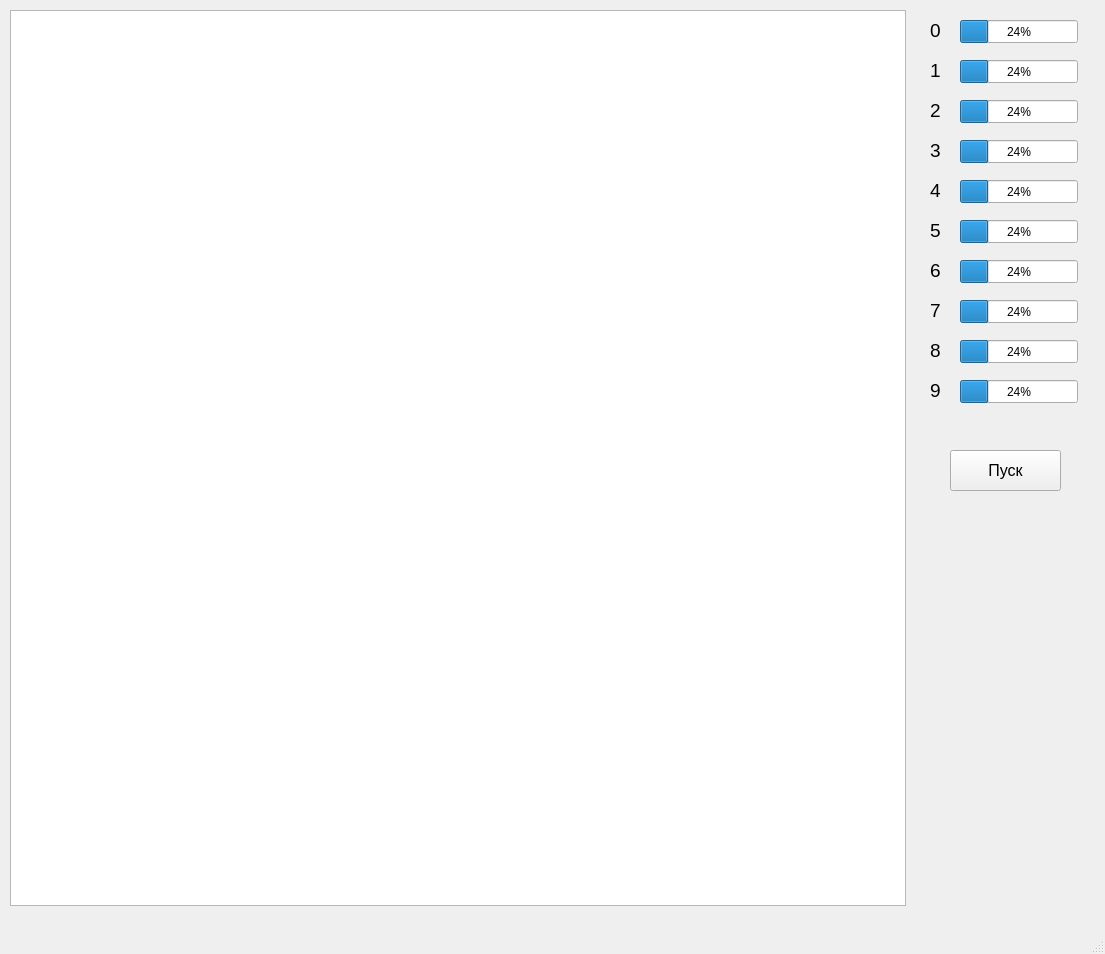
zavalroman/simplenn, file mainw.ui: the form before one commit.
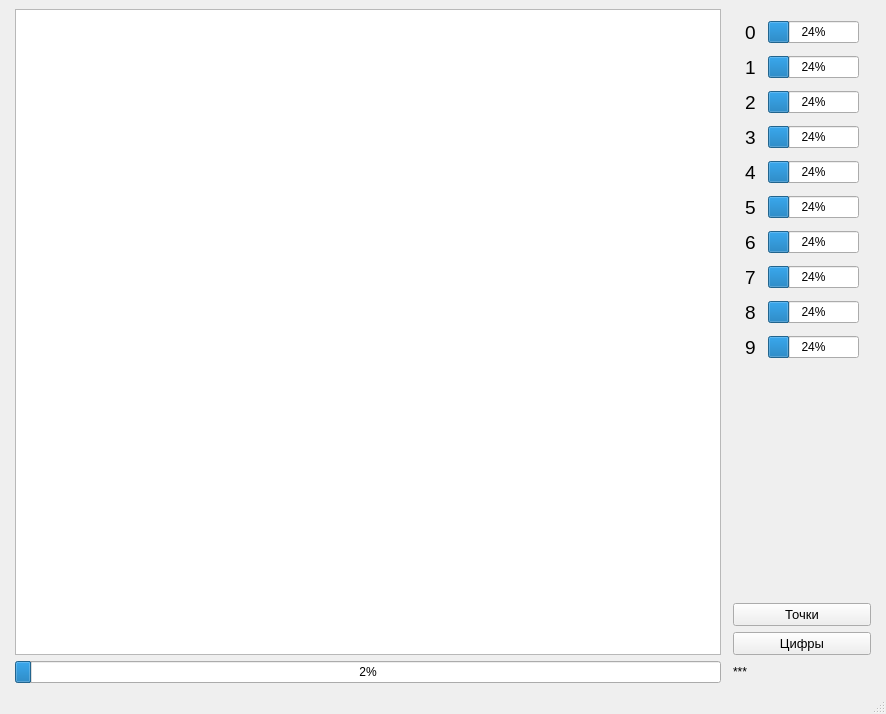
The form after the commit.

Patch:
```diff
--- a/mainw.ui
+++ b/mainw.ui
@@ -6,163 +6,74 @@
    <rect>
     <x>0</x>
     <y>0</y>
-    <width>1105</width>
-    <height>954</height>
+    <width>886</width>
+    <height>714</height>
    </rect>
   </property>
   <property name="windowTitle">
    <string>MainW</string>
   </property>
   <widget class="QWidget" name="centralwidget">
+   <layout class="QVBoxLayout" name="verticalLayout">
+    <item>
+     <layout class="QGridLayout" name="gridLayout">
+      <property name="leftMargin">
+       <number>6</number>
+      </property>
+      <property name="rightMargin">
+       <number>6</number>
+      </property>
+      <property name="horizontalSpacing">
+       <number>12</number>
+      </property>
+      <item row="0" column="0" rowspan="3">
    <widget class="QGraphicsView" name="graphicsView">
-    <property name="geometry">
-     <rect>
-      <x>10</x>
-      <y>10</y>
-      <width>896</width>
-      <height>896</height>
-     </rect>
-    </property>
-   </widget>
-   <widget class="QProgressBar" name="bar_0">
-    <property name="geometry">
-     <rect>
-      <x>960</x>
-      <y>20</y>
-      <width>118</width>
-      <height>23</height>
-     </rect>
+        <property name="sizePolicy">
+         <sizepolicy hsizetype="Expanding" vsizetype="Preferred">
+          <horstretch>0</horstretch>
+          <verstretch>0</verstretch>
+         </sizepolicy>
+        </property>
+       </widget>
+      </item>
+      <item row="3" column="0">
+       <widget class="QProgressBar" name="digitsProgress">
+        <property name="maximum">
+         <number>1000</number>
     </property>
     <property name="value">
      <number>24</number>
     </property>
    </widget>
-   <widget class="QProgressBar" name="bar_1">
-    <property name="geometry">
-     <rect>
-      <x>960</x>
-      <y>60</y>
-      <width>118</width>
-      <height>23</height>
-     </rect>
-    </property>
-    <property name="value">
-     <number>24</number>
-    </property>
-   </widget>
-   <widget class="QProgressBar" name="bar_2">
-    <property name="geometry">
-     <rect>
-      <x>960</x>
-      <y>100</y>
-      <width>118</width>
-      <height>23</height>
-     </rect>
-    </property>
-    <property name="value">
-     <number>24</number>
-    </property>
-   </widget>
-   <widget class="QProgressBar" name="bar_3">
-    <property name="geometry">
-     <rect>
-      <x>960</x>
-      <y>140</y>
-      <width>118</width>
-      <height>23</height>
-     </rect>
-    </property>
-    <property name="value">
-     <number>24</number>
-    </property>
-   </widget>
-   <widget class="QProgressBar" name="bar_4">
-    <property name="geometry">
-     <rect>
-      <x>960</x>
-      <y>180</y>
-      <width>118</width>
-      <height>23</height>
-     </rect>
-    </property>
-    <property name="value">
-     <number>24</number>
-    </property>
-   </widget>
-   <widget class="QProgressBar" name="bar_5">
-    <property name="geometry">
-     <rect>
-      <x>960</x>
-      <y>220</y>
-      <width>118</width>
-      <height>23</height>
-     </rect>
-    </property>
-    <property name="value">
-     <number>24</number>
-    </property>
-   </widget>
-   <widget class="QProgressBar" name="bar_6">
-    <property name="geometry">
-     <rect>
-      <x>960</x>
-      <y>260</y>
-      <width>118</width>
-      <height>23</height>
-     </rect>
-    </property>
-    <property name="value">
-     <number>24</number>
-    </property>
-   </widget>
-   <widget class="QProgressBar" name="bar_7">
-    <property name="geometry">
-     <rect>
-      <x>960</x>
-      <y>300</y>
-      <width>118</width>
-      <height>23</height>
-     </rect>
-    </property>
-    <property name="value">
-     <number>24</number>
-    </property>
-   </widget>
-   <widget class="QProgressBar" name="bar_8">
-    <property name="geometry">
-     <rect>
-      <x>960</x>
-      <y>340</y>
-      <width>118</width>
-      <height>23</height>
-     </rect>
-    </property>
-    <property name="value">
-     <number>24</number>
-    </property>
-   </widget>
-   <widget class="QProgressBar" name="bar_9">
-    <property name="geometry">
-     <rect>
-      <x>960</x>
-      <y>380</y>
-      <width>118</width>
-      <height>23</height>
-     </rect>
-    </property>
-    <property name="value">
-     <number>24</number>
-    </property>
-   </widget>
+      </item>
+      <item row="0" column="1">
+       <layout class="QFormLayout" name="formLayout">
+        <property name="sizeConstraint">
+         <enum>QLayout::SetDefaultConstraint</enum>
+        </property>
+        <property name="fieldGrowthPolicy">
+         <enum>QFormLayout::AllNonFixedFieldsGrow</enum>
+        </property>
+        <property name="rowWrapPolicy">
+         <enum>QFormLayout::DontWrapRows</enum>
+        </property>
+        <property name="horizontalSpacing">
+         <number>12</number>
+        </property>
+        <property name="verticalSpacing">
+         <number>12</number>
+        </property>
+        <property name="leftMargin">
+         <number>12</number>
+        </property>
+        <property name="topMargin">
+         <number>12</number>
+        </property>
+        <property name="rightMargin">
+         <number>12</number>
+        </property>
+        <item row="0" column="0">
    <widget class="QLabel" name="label">
-    <property name="geometry">
-     <rect>
-      <x>930</x>
-      <y>20</y>
-      <width>21</width>
-      <height>21</height>
-     </rect>
-    </property>
     <property name="font">
      <font>
       <pointsize>14</pointsize>
@@ -172,15 +83,22 @@
      <string>0</string>
     </property>
    </widget>
+        </item>
+        <item row="0" column="1">
+         <widget class="QProgressBar" name="bar_0">
+          <property name="sizePolicy">
+           <sizepolicy hsizetype="Maximum" vsizetype="Fixed">
+            <horstretch>0</horstretch>
+            <verstretch>0</verstretch>
+           </sizepolicy>
+          </property>
+          <property name="value">
+           <number>24</number>
+          </property>
+         </widget>
+        </item>
+        <item row="1" column="0">
    <widget class="QLabel" name="label_2">
-    <property name="geometry">
-     <rect>
-      <x>930</x>
-      <y>60</y>
-      <width>21</width>
-      <height>21</height>
-     </rect>
-    </property>
     <property name="font">
      <font>
       <pointsize>14</pointsize>
@@ -190,15 +108,22 @@
      <string>1</string>
     </property>
    </widget>
+        </item>
+        <item row="1" column="1">
+         <widget class="QProgressBar" name="bar_1">
+          <property name="sizePolicy">
+           <sizepolicy hsizetype="Maximum" vsizetype="Fixed">
+            <horstretch>0</horstretch>
+            <verstretch>0</verstretch>
+           </sizepolicy>
+          </property>
+          <property name="value">
+           <number>24</number>
+          </property>
+         </widget>
+        </item>
+        <item row="2" column="0">
    <widget class="QLabel" name="label_3">
-    <property name="geometry">
-     <rect>
-      <x>930</x>
-      <y>100</y>
-      <width>21</width>
-      <height>21</height>
-     </rect>
-    </property>
     <property name="font">
      <font>
       <pointsize>14</pointsize>
@@ -208,15 +133,22 @@
      <string>2</string>
     </property>
    </widget>
+        </item>
+        <item row="2" column="1">
+         <widget class="QProgressBar" name="bar_2">
+          <property name="sizePolicy">
+           <sizepolicy hsizetype="Maximum" vsizetype="Fixed">
+            <horstretch>0</horstretch>
+            <verstretch>0</verstretch>
+           </sizepolicy>
+          </property>
+          <property name="value">
+           <number>24</number>
+          </property>
+         </widget>
+        </item>
+        <item row="3" column="0">
    <widget class="QLabel" name="label_4">
-    <property name="geometry">
-     <rect>
-      <x>930</x>
-      <y>140</y>
-      <width>21</width>
-      <height>21</height>
-     </rect>
-    </property>
     <property name="font">
      <font>
       <pointsize>14</pointsize>
@@ -226,15 +158,22 @@
      <string>3</string>
     </property>
    </widget>
+        </item>
+        <item row="3" column="1">
+         <widget class="QProgressBar" name="bar_3">
+          <property name="sizePolicy">
+           <sizepolicy hsizetype="Maximum" vsizetype="Fixed">
+            <horstretch>0</horstretch>
+            <verstretch>0</verstretch>
+           </sizepolicy>
+          </property>
+          <property name="value">
+           <number>24</number>
+          </property>
+         </widget>
+        </item>
+        <item row="4" column="0">
    <widget class="QLabel" name="label_5">
-    <property name="geometry">
-     <rect>
-      <x>930</x>
-      <y>180</y>
-      <width>21</width>
-      <height>21</height>
-     </rect>
-    </property>
     <property name="font">
      <font>
       <pointsize>14</pointsize>
@@ -244,15 +183,22 @@
      <string>4</string>
     </property>
    </widget>
+        </item>
+        <item row="4" column="1">
+         <widget class="QProgressBar" name="bar_4">
+          <property name="sizePolicy">
+           <sizepolicy hsizetype="Maximum" vsizetype="Fixed">
+            <horstretch>0</horstretch>
+            <verstretch>0</verstretch>
+           </sizepolicy>
+          </property>
+          <property name="value">
+           <number>24</number>
+          </property>
+         </widget>
+        </item>
+        <item row="5" column="0">
    <widget class="QLabel" name="label_6">
-    <property name="geometry">
-     <rect>
-      <x>930</x>
-      <y>220</y>
-      <width>21</width>
-      <height>21</height>
-     </rect>
-    </property>
     <property name="font">
      <font>
       <pointsize>14</pointsize>
@@ -262,15 +208,22 @@
      <string>5</string>
     </property>
    </widget>
+        </item>
+        <item row="5" column="1">
+         <widget class="QProgressBar" name="bar_5">
+          <property name="sizePolicy">
+           <sizepolicy hsizetype="Maximum" vsizetype="Fixed">
+            <horstretch>0</horstretch>
+            <verstretch>0</verstretch>
+           </sizepolicy>
+          </property>
+          <property name="value">
+           <number>24</number>
+          </property>
+         </widget>
+        </item>
+        <item row="6" column="0">
    <widget class="QLabel" name="label_7">
-    <property name="geometry">
-     <rect>
-      <x>930</x>
-      <y>260</y>
-      <width>21</width>
-      <height>21</height>
-     </rect>
-    </property>
     <property name="font">
      <font>
       <pointsize>14</pointsize>
@@ -280,15 +233,22 @@
      <string>6</string>
     </property>
    </widget>
+        </item>
+        <item row="6" column="1">
+         <widget class="QProgressBar" name="bar_6">
+          <property name="sizePolicy">
+           <sizepolicy hsizetype="Maximum" vsizetype="Fixed">
+            <horstretch>0</horstretch>
+            <verstretch>0</verstretch>
+           </sizepolicy>
+          </property>
+          <property name="value">
+           <number>24</number>
+          </property>
+         </widget>
+        </item>
+        <item row="7" column="0">
    <widget class="QLabel" name="label_8">
-    <property name="geometry">
-     <rect>
-      <x>930</x>
-      <y>300</y>
-      <width>21</width>
-      <height>21</height>
-     </rect>
-    </property>
     <property name="font">
      <font>
       <pointsize>14</pointsize>
@@ -298,15 +258,22 @@
      <string>7</string>
     </property>
    </widget>
+        </item>
+        <item row="7" column="1">
+         <widget class="QProgressBar" name="bar_7">
+          <property name="sizePolicy">
+           <sizepolicy hsizetype="Maximum" vsizetype="Fixed">
+            <horstretch>0</horstretch>
+            <verstretch>0</verstretch>
+           </sizepolicy>
+          </property>
+          <property name="value">
+           <number>24</number>
+          </property>
+         </widget>
+        </item>
+        <item row="8" column="0">
    <widget class="QLabel" name="label_9">
-    <property name="geometry">
-     <rect>
-      <x>930</x>
-      <y>340</y>
-      <width>21</width>
-      <height>21</height>
-     </rect>
-    </property>
     <property name="font">
      <font>
       <pointsize>14</pointsize>
@@ -316,15 +283,22 @@
      <string>8</string>
     </property>
    </widget>
+        </item>
+        <item row="8" column="1">
+         <widget class="QProgressBar" name="bar_8">
+          <property name="sizePolicy">
+           <sizepolicy hsizetype="Maximum" vsizetype="Fixed">
+            <horstretch>0</horstretch>
+            <verstretch>0</verstretch>
+           </sizepolicy>
+          </property>
+          <property name="value">
+           <number>24</number>
+          </property>
+         </widget>
+        </item>
+        <item row="9" column="0">
    <widget class="QLabel" name="label_10">
-    <property name="geometry">
-     <rect>
-      <x>930</x>
-      <y>380</y>
-      <width>21</width>
-      <height>21</height>
-     </rect>
-    </property>
     <property name="font">
      <font>
       <pointsize>14</pointsize>
@@ -334,24 +308,56 @@
      <string>9</string>
     </property>
    </widget>
-   <widget class="QPushButton" name="start">
-    <property name="geometry">
-     <rect>
-      <x>950</x>
-      <y>450</y>
-      <width>111</width>
-      <height>41</height>
-     </rect>
-    </property>
+        </item>
+        <item row="9" column="1">
+         <widget class="QProgressBar" name="bar_9">
+          <property name="sizePolicy">
+           <sizepolicy hsizetype="Maximum" vsizetype="Fixed">
+            <horstretch>0</horstretch>
+            <verstretch>0</verstretch>
+           </sizepolicy>
+          </property>
+          <property name="value">
+           <number>24</number>
+          </property>
+         </widget>
+        </item>
+       </layout>
+      </item>
+      <item row="2" column="1">
+       <widget class="QPushButton" name="runDigits">
     <property name="font">
      <font>
-      <pointsize>12</pointsize>
+          <pointsize>10</pointsize>
      </font>
     </property>
     <property name="text">
-     <string>Пуск</string>
-    </property>
-   </widget>
+         <string>Цифры</string>
+        </property>
+       </widget>
+      </item>
+      <item row="1" column="1">
+       <widget class="QPushButton" name="runDots">
+        <property name="font">
+         <font>
+          <pointsize>10</pointsize>
+         </font>
+        </property>
+        <property name="text">
+         <string>Точки</string>
+        </property>
+       </widget>
+      </item>
+      <item row="3" column="1">
+       <widget class="QLabel" name="digitsLoss">
+        <property name="text">
+         <string>***</string>
+        </property>
+       </widget>
+      </item>
+     </layout>
+    </item>
+   </layout>
   </widget>
   <widget class="QMenuBar" name="menubar">
    <property name="geometry">
```
Left out of the diff: 4 changed lines with no effect on the pictures. Lines whose indentation alone changed are shown as unchanged.
